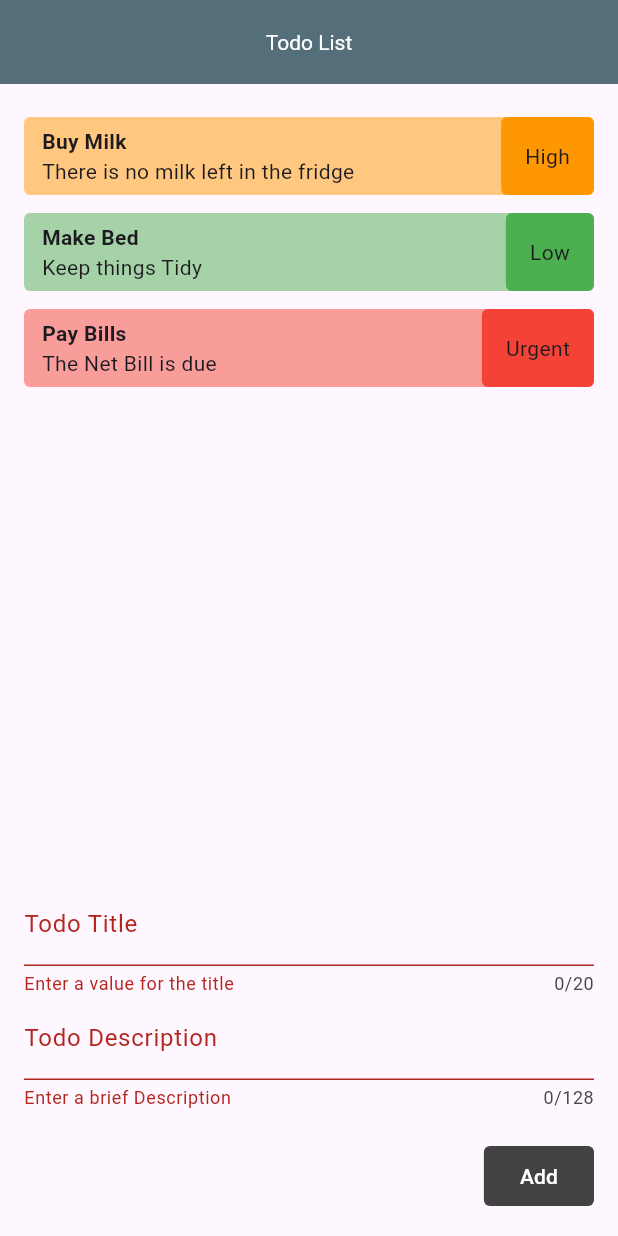
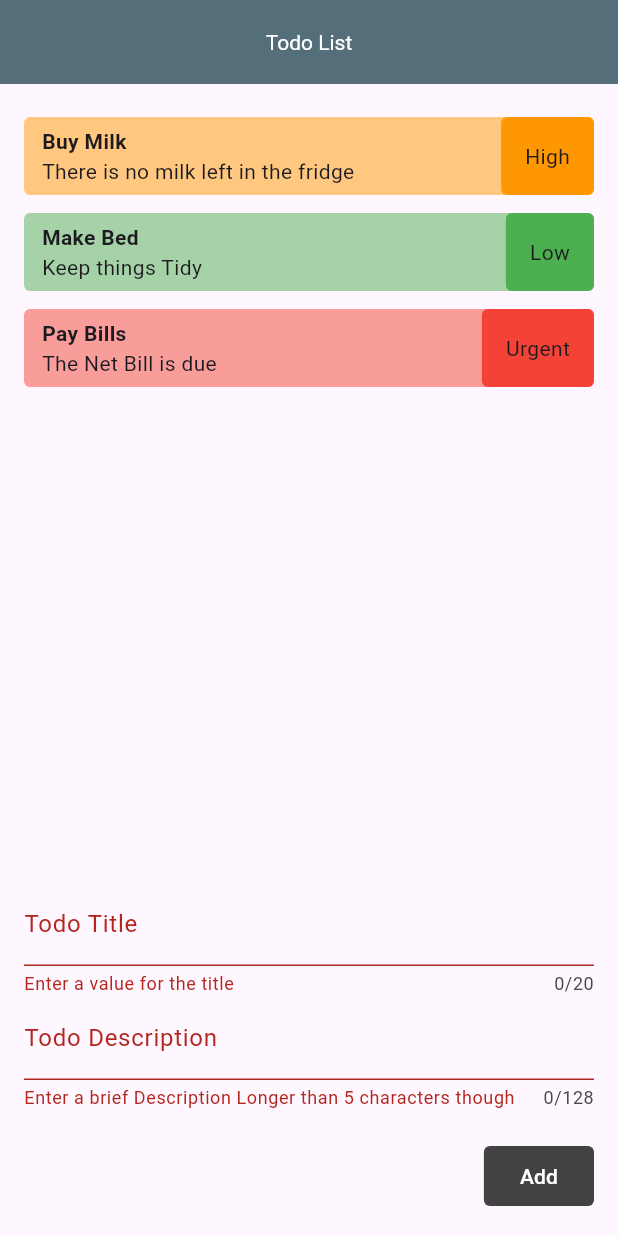
Before and after one commit to kahoragachau/flutter_todo_list, a Flutter app: the screen it shows after launch, after a tap on "Add", on a phone screen of 412 x 824 dp. Run offline on Flutter 3.47's test engine with Material 3 defaults, Android fonts, the phone set to English and light mode, and no system bars.

```diff
--- a/lib/home.dart
+++ b/lib/home.dart
@@ -77,8 +77,8 @@ class _HomeState extends State<Home> {
                       label: Text("Todo Description")
                     ),
                     validator: (value) {
-                      if (value == null || value.isEmpty) {
-                        return "Enter a brief Description";
+                      if (value == null || value.isEmpty || value.length < 5) {
+                        return "Enter a brief Description Longer than 5 characters though";
                       }
                       return null;
                     },
```
